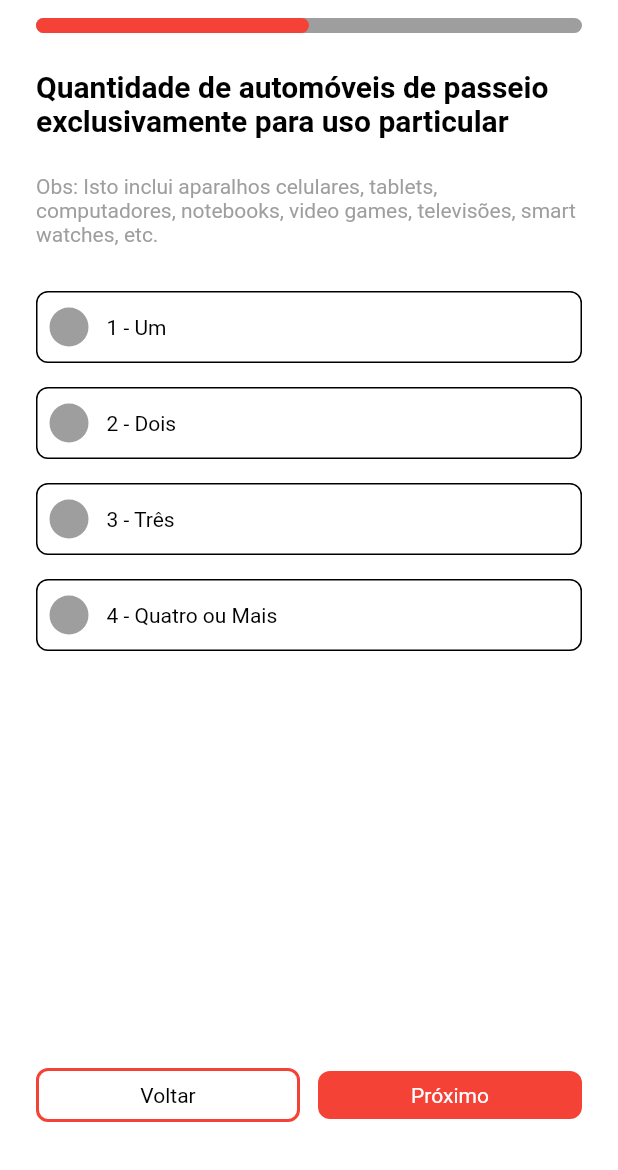
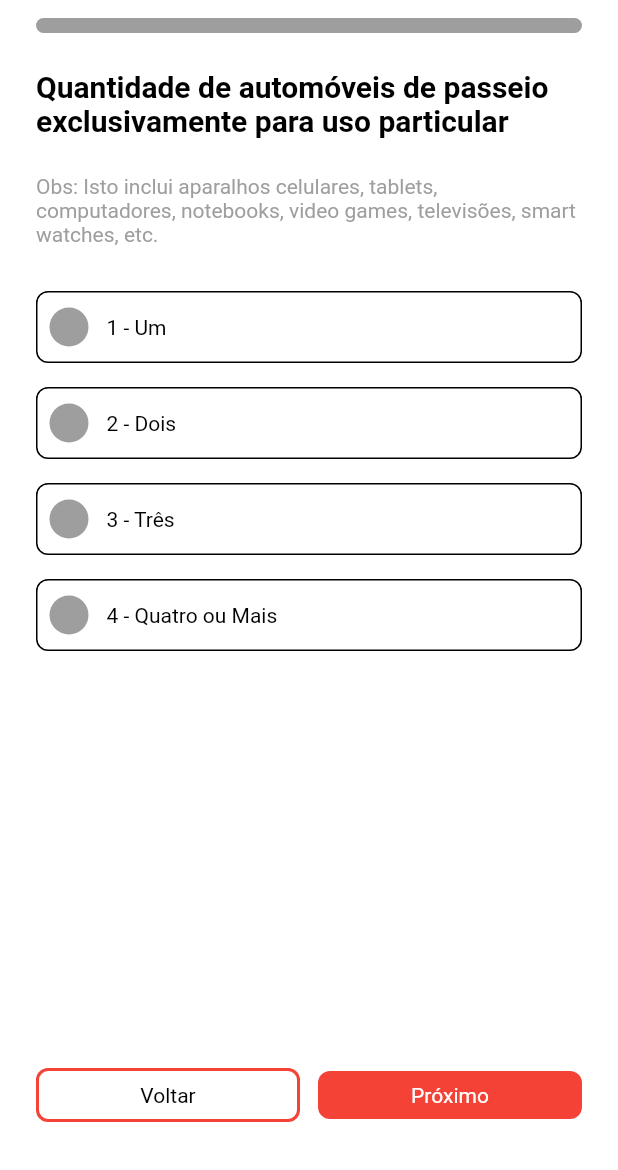
Before and after one commit to MojoMiojo/clinica_gelp_mobile, a Flutter app: the screen it shows after launch, on a phone screen of 412 x 824 dp, the part 66-1236 px from its top. Run offline on Flutter 3.47's test engine with Material 2 defaults, Android fonts, the phone set to English and light mode, and no system bars; our stand-ins replace flutter_bloc, flutter_svg, get_it.

Commit message:
feat: Logica de navegação de perguntas (#30)
* go to next question

* fix: git rm

* feat: next and previous

* feat: troca de questoes + utils + constants

```diff
--- a/lib/src/presentation/pages/questions/question_page.dart
+++ b/lib/src/presentation/pages/questions/question_page.dart
@@ -1,10 +1,12 @@
 import 'package:flutter/material.dart';
 import 'package:flutter_bloc/flutter_bloc.dart';
+import 'package:gelp_questionnaire/src/presentation/utils/gelp_colors.dart';
+import 'package:gelp_questionnaire/src/presentation/utils/gelp_images.dart';
 import 'package:gelp_questionnaire/src/presentation/stores/questions/question_state.dart';
 import 'package:gelp_questionnaire/src/presentation/stores/questions/questions_cubit.dart';
-import 'package:gelp_questionnaire/src/utils/text_styles.dart';
+import 'package:gelp_questionnaire/src/presentation/utils/gelp_text_styles.dart';
 import 'package:get_it/get_it.dart';
-
+import 'package:flutter_svg/flutter_svg.dart';
 import '../../widgets/widgets.dart';
 
 class QuestionPage extends StatefulWidget {
@@ -41,12 +43,12 @@ class _QuestionPageState extends State<QuestionPage> {
                 mainAxisSize: MainAxisSize.max,
                 crossAxisAlignment: CrossAxisAlignment.center,
                 children: [
-                  const GelpProgressBar(
-                    percentage: 0.5,
+                  GelpProgressBar(
+                    percentage: state.progressPercentage,
                   ),
                   const SizedBox(height: 24),
                   Text(
-                    state.questions.first.question,
+                    state.actualQuestion.question,
                     style: GelpTextStyles.kPrimaryTitle,
                     maxLines: 3,
                   ),
@@ -86,7 +88,9 @@ class _QuestionPageState extends State<QuestionPage> {
                         child: GelpCustomButton(
                           text: 'Voltar',
                           style: const GelpCustomButtonStyle.secondary(),
-                          onTap: () {},
+                          onTap: () {
+                            _questionCubit.goToPreviousQuestion();
+                          },
                         ),
                       ),
                       const SizedBox(width: 12),
@@ -94,7 +98,9 @@ class _QuestionPageState extends State<QuestionPage> {
                         child: GelpCustomButton(
                           text: 'Próximo',
                           style: const GelpCustomButtonStyle.primary(),
-                          onTap: () {},
+                          onTap: () {
+                            _questionCubit.goToNextQuestion();
+                          },
                         ),
                       ),
                     ],
@@ -103,10 +109,46 @@ class _QuestionPageState extends State<QuestionPage> {
                 ],
               ),
             );
+          } else if (state is QuestionsFinishedState) {
+            return Padding(
+              padding: const EdgeInsets.symmetric(horizontal: 24),
+              child: Column(
+                mainAxisSize: MainAxisSize.max,
+                children: [
+                  GelpProgressBar(
+                    percentage: state.progressPercentage,
+                  ),
+                  const Spacer(),
+                  SvgPicture.asset(
+                    GelpConstants.successFinishedSVG,
+                    height: 72,
+                    width: 72,
+                    colorFilter: const ColorFilter.mode(
+                      GelpColors.primary,
+                      BlendMode.srcIn,
+                    ),
+                  ),
+                  const SizedBox(height: 24),
+                  const Text(
+                    "Questionário finalizado",
+                    style: GelpTextStyles.kPrimaryTitle,
+                  ),
+                  const SizedBox(height: 16),
+                  const Text(
+                    "Obrigado pela participação!",
+                    style: GelpTextStyles.kPrimarySubtitle,
+                  ),
+                  const Spacer(),
+                ],
+              ),
+            );
+          } else {
+            return const Center(
+              child: CircularProgressIndicator(
+                color: Colors.red,
+              ),
+            );
           }
-          return const Center(
-            child: CircularProgressIndicator(),
-          );
         },
       ),
     );
--- a/lib/src/presentation/stores/questions/question_state.dart
+++ b/lib/src/presentation/stores/questions/question_state.dart
@@ -1,3 +1,4 @@
+// ignore_for_file: public_member_api_docs, sort_constructors_first
 import 'package:gelp_questionnaire/src/domain/socioeconomic/model/socioeconomic_question_model.dart';
 
 abstract class QuestionsState {}
@@ -5,11 +6,23 @@ abstract class QuestionsState {}
 class QuestionsInitialState implements QuestionsState {}
 
 class QuestionsLoadedState implements QuestionsState {
-  final List<SocioeconomicQuestionModel> questions;
+  final SocioeconomicQuestionModel actualQuestion;
+  final double progressPercentage;
 
-  QuestionsLoadedState(this.questions);
+  QuestionsLoadedState(
+    this.actualQuestion,
+    this.progressPercentage,
+  );
 }
 
 class QuestionsLoadingState implements QuestionsState {}
 
+class QuestionsFinishedState implements QuestionsState {
+  final double progressPercentage;
+
+  QuestionsFinishedState(
+    this.progressPercentage,
+  );
+}
+
 class QuestionsErrorState implements QuestionsState {}
--- a/lib/src/utils/colors.dart
+++ b/lib/src/presentation/utils/gelp_colors.dart
@@ -1,5 +1,5 @@
 import 'package:flutter/material.dart';
 
-class ColorsUtils {
+class GelpColors {
   static const primary = Colors.red;
 }
--- /dev/null
+++ b/lib/src/presentation/utils/gelp_images.dart
@@ -0,0 +1,5 @@
+class GelpConstants {
+  static String unaLogoPNG = 'assets/images/png/una_logo.png';
+  static String successFinishedSVG =
+      'assets/images/svg/completed_successfully.svg';
+}
--- /dev/null
+++ b/lib/src/presentation/utils/utils.dart
@@ -0,0 +1,2 @@
+// ignore: file_names
+export 'gelp_text_styles.dart';
--- a/lib/src/presentation/widgets/custom_button/gelp_custom_button.dart
+++ b/lib/src/presentation/widgets/custom_button/gelp_custom_button.dart
@@ -5,7 +5,7 @@ import '../widgets.dart';
 
 class GelpCustomButton extends StatelessWidget {
   final String text;
-  final Function() onTap;
+  final VoidCallback onTap;
   final GelpCustomButtonStyle style;
 
   const GelpCustomButton({
@@ -21,9 +21,9 @@ class GelpCustomButton extends StatelessWidget {
       color: Colors.transparent,
       child: InkWell(
         hoverColor: Colors.black,
-        onTap: onTap.call(),
+        onTap: onTap,
         child: Container(
-          width: double.infinity,
+          width: double.maxFinite,
           decoration: BoxDecoration(
             color: style.buttonColor,
             borderRadius: BorderRadius.circular(
--- a/lib/src/presentation/widgets/custom_button/gelp_custom_button_style.dart
+++ b/lib/src/presentation/widgets/custom_button/gelp_custom_button_style.dart
@@ -1,7 +1,7 @@
 // ignore_for_file: public_member_api_docs, sort_constructors_first
 import 'package:flutter/material.dart';
 
-import 'package:gelp_questionnaire/src/utils/text_styles.dart';
+import 'package:gelp_questionnaire/src/presentation/utils/gelp_text_styles.dart';
 
 class GelpCustomButtonStyle {
   final Color buttonColor;
--- a/lib/src/presentation/widgets/image_app_bar/gelp_image_app_bar.dart
+++ b/lib/src/presentation/widgets/image_app_bar/gelp_image_app_bar.dart
@@ -1,17 +1,16 @@
 // ignore_for_file: public_member_api_docs, sort_constructors_first
 import 'package:flutter/material.dart';
+import 'package:gelp_questionnaire/src/presentation/utils/gelp_images.dart';
 
 import '../widgets.dart';
 
 class GelpImageAppBar extends StatelessWidget with PreferredSizeWidget {
-  final String imagePath;
   final GelpImageAppBarStyle style;
   @override
   final Size preferredSize;
 
   const GelpImageAppBar({
     Key? key,
-    this.imagePath = "assets/images/una_logo.png",
     this.style = const GelpImageAppBarStyle(),
   })  : preferredSize = const Size.fromHeight(kToolbarHeight),
         super(key: key);
@@ -25,7 +24,7 @@ class GelpImageAppBar extends StatelessWidget with PreferredSizeWidget {
       title: Padding(
         padding: style.padding,
         child: Image.asset(
-          imagePath,
+          GelpConstants.unaLogoPNG,
           fit: BoxFit.cover,
         ),
       ),
--- a/lib/src/presentation/widgets/radius_field/gelp_radius_field_style.dart
+++ b/lib/src/presentation/widgets/radius_field/gelp_radius_field_style.dart
@@ -1,7 +1,7 @@
 // ignore_for_file: public_member_api_docs, sort_constructors_first
 import 'package:flutter/material.dart';
-
-import 'package:gelp_questionnaire/src/utils/utils.dart';
+import 'package:gelp_questionnaire/src/presentation/utils/gelp_text_styles.dart';
+import '';
 
 class GelpRadiusFieldStyle {
   final Color selectedColor;
--- a/lib/src/utils/utils.dart
+++ /dev/null
@@ -1,2 +0,0 @@
-// ignore: file_names
-export 'text_styles.dart';
--- a/pubspec.yaml
+++ b/pubspec.yaml
@@ -37,6 +37,7 @@ dependencies:
   cupertino_icons: ^1.0.2
   get_it: ^7.6.0
   flutter_bloc: ^8.1.2
+  flutter_svg: ^2.0.5
 
 dev_dependencies:
   flutter_test:
@@ -56,7 +57,8 @@ dev_dependencies:
 flutter:
 
   assets:
-    - assets/images/
+    - assets/images/png/
+    - assets/images/svg/
 
   fonts:
     - family: Roboto
```
Also changed, not shown: lib/src/presentation/stores/questions/questions_cubit.dart (+43 -3 lines), assets/images/png/una_logo.png (renamed from assets/images/una_logo.png), assets/images/svg/completed_successfully.svg (added), lib/src/presentation/utils/gelp_text_styles.dart (renamed from lib/src/utils/text_styles.dart), pubspec.lock, 3 other files.
